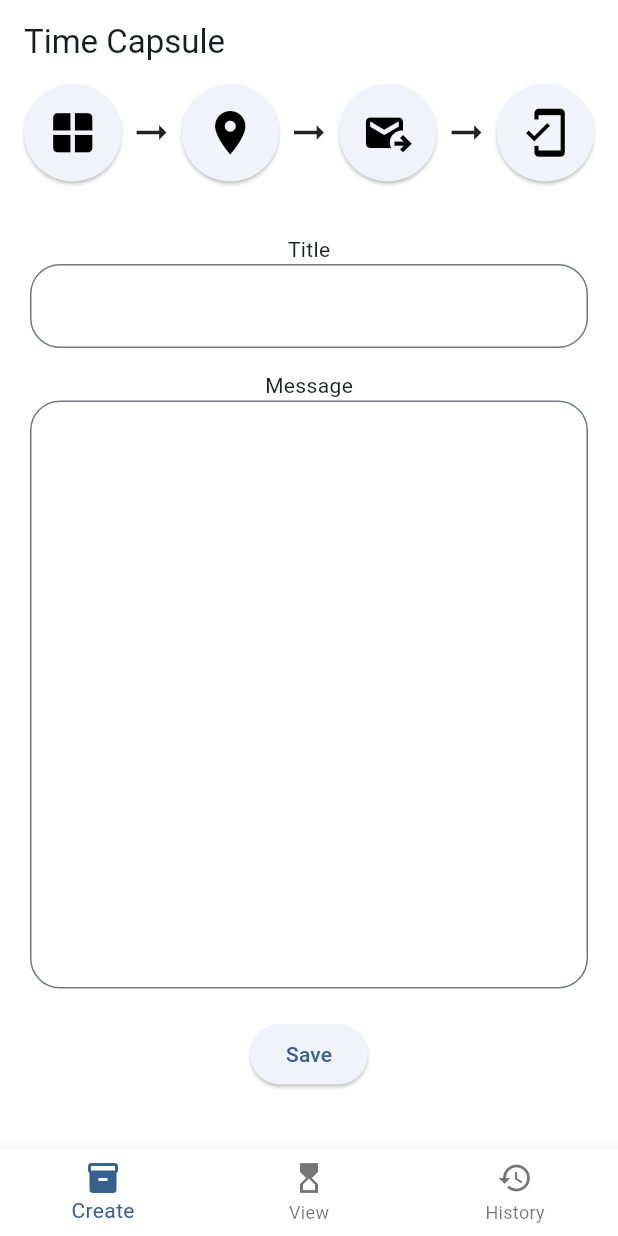
After one commit to YPYT/TimeCapsule, a Flutter app: the screen it shows after launch, after a tap on "Write message", on a phone screen of 412 x 824 dp. The commit adds this screen. Run offline on Flutter 3.47's test engine with Material 3 defaults, Android fonts, the phone set to English and light mode, and no system bars; our stand-ins replace image_picker, shared_preferences; missing offline and left inert: map_location_picker, time_machine.

Commit message:
Message and title input screen

```diff
--- /dev/null
+++ b/lib/create/message_input.dart
@@ -0,0 +1,122 @@
+import 'dart:convert';
+import 'package:flutter/material.dart';
+import 'package:image_picker/image_picker.dart';
+import 'package:map_location_picker/map_location_picker.dart';
+import 'package:path_provider/path_provider.dart';
+import 'package:shared_preferences/shared_preferences.dart';
+import 'dart:developer';
+import 'create_screen_2.dart';
+import 'preview.dart';
+
+class MessageInputScreen extends StatefulWidget {
+  final String title;
+  final String message;
+  const MessageInputScreen({super.key, required this.title, required this.message});
+
+  @override
+  State<MessageInputScreen> createState() => _MessageInputScreenState();
+}
+
+class _MessageInputScreenState extends State<MessageInputScreen> {
+  String title = "";
+  String message = "";
+
+  @override
+  Widget build(BuildContext context) {
+    title = widget.title;
+    message = widget.message;
+
+    return Center(
+        child: Column(
+          children: [
+            Row(
+              spacing: 5,
+              mainAxisSize: MainAxisSize.min,
+              children: [
+                ElevatedButton(
+                  onPressed:  () {},
+                  style: ElevatedButton.styleFrom(
+                    shape: CircleBorder(),
+                    padding: EdgeInsets.all(15),
+                    iconSize: 35,
+                  ),
+                  child: Icon(Icons.window, color: Colors.black),
+                ),
+                Icon(Icons.arrow_right_alt, size: 30),
+                ElevatedButton(
+                  onPressed:  () {},
+                  style: ElevatedButton.styleFrom(
+                    shape: CircleBorder(),
+                    padding: EdgeInsets.all(15),
+                    iconSize: 35,
+                  ),
+                  child: Icon(Icons.location_on, color: Colors.black),
+                ),
+                Icon(Icons.arrow_right_alt, size: 30),
+                ElevatedButton(
+                  onPressed:  () {},
+                  style: ElevatedButton.styleFrom(
+                    shape: CircleBorder(),
+                    padding: EdgeInsets.all(15),
+                    iconSize: 35,
+                  ),
+                  child: Icon(Icons.outgoing_mail, color: Colors.black),
+                ),
+                Icon(Icons.arrow_right_alt, size: 30),
+                ElevatedButton(
+                  onPressed:  () {},
+                  style: ElevatedButton.styleFrom(
+                    shape: CircleBorder(),
+                    padding: EdgeInsets.all(15),
+                    iconSize: 35,
+                  ),
+                  child: Icon(Icons.mobile_friendly, color: Colors.black),
+                ),
+              ],
+            ),
+            SizedBox(height: 15),
+            Container(
+              margin: const EdgeInsets.only(left: 20, right: 20, top: 20, bottom: 20),
+              child: Column(
+                children: [
+                  Text("Title"),
+                  TextField(
+                    controller: TextEditingController()..text = widget.title,
+                    decoration: InputDecoration(
+                        border: OutlineInputBorder(
+                            borderRadius: BorderRadius.circular(20)
+                        )
+                    ),
+                    onChanged: (newVal) {
+                      title = newVal;
+                    },
+                  ),
+                  SizedBox(height: 15),
+                  Text("Message"),
+                  TextField(
+                    controller: TextEditingController()..text = widget.message,
+                    decoration: InputDecoration(
+                        border: OutlineInputBorder(
+                            borderRadius: BorderRadius.circular(20)
+                        )
+                    ),
+                    onChanged: (newVal) {
+                      message = newVal;
+                    },
+                    maxLines: 15,
+                    minLines: 15,
+                  ),
+                ],
+              ),
+            ),
+            ElevatedButton(
+              onPressed: () {
+                Navigator.pop(context, [title, message]);
+              },
+              child: Text("Save"),
+            ),
+          ],
+        )
+    );
+  }
+}
```
Also changed, not shown: lib/create/create_screen_1.dart (+16 -77 lines).
